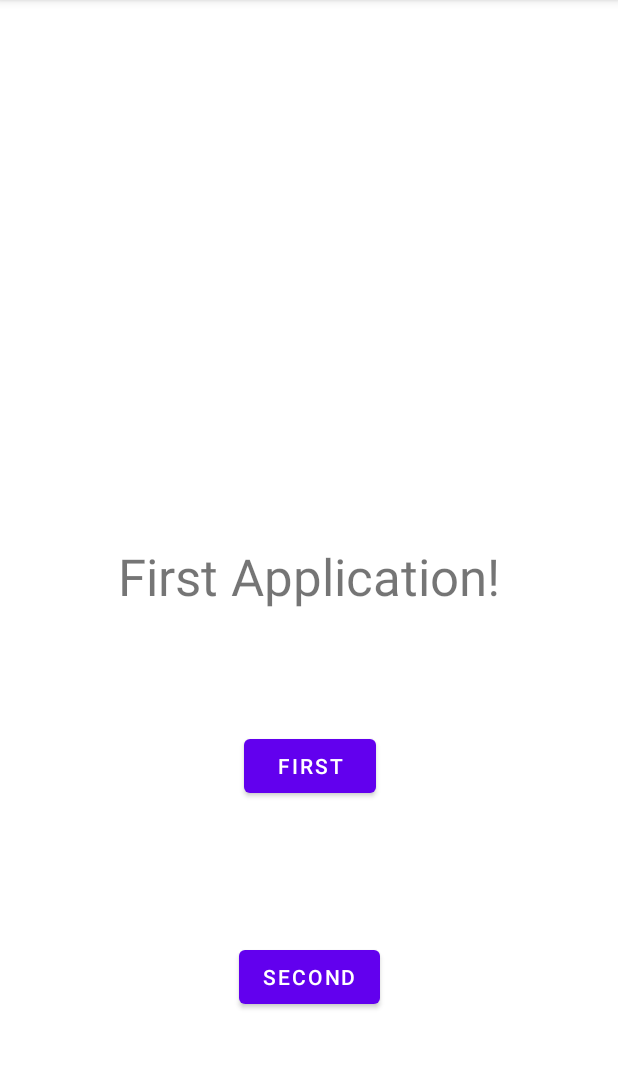
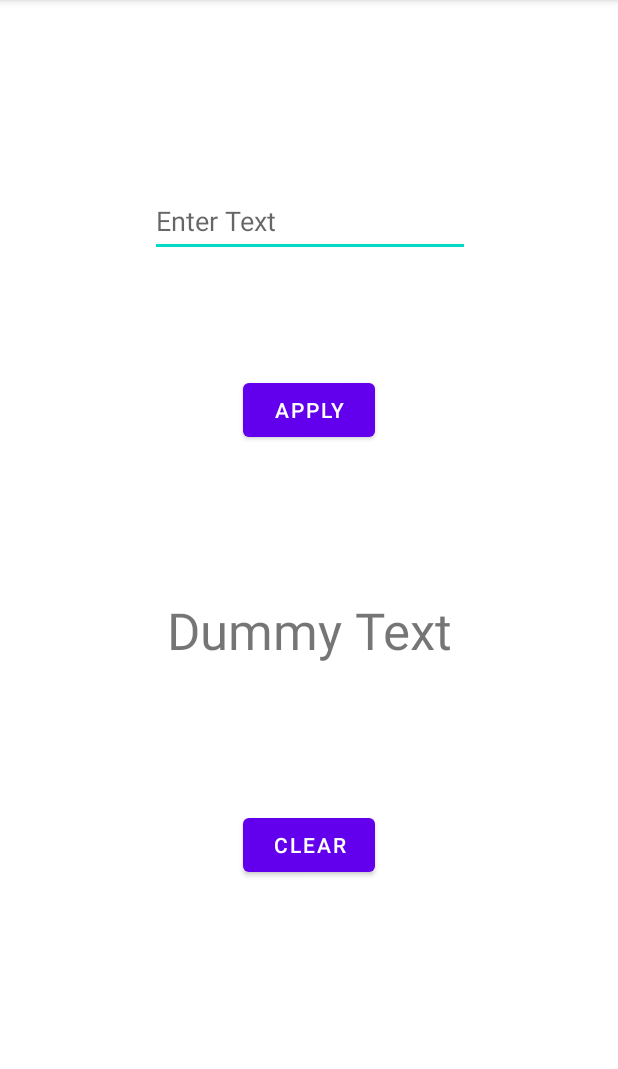
Before and after one commit to BSEF19M504/MobileComputingTask, an Android app: the screen it shows after launch (MainActivity), on a phone screen of 412 x 824 dp, the part 84-1153 px from its top. Run offline under Robolectric (Android 15) with nearby library versions, the light colour scheme and no system bars.

Commit message:
Added 2 more layouts and changed main activity

```diff
--- a/app/src/main/res/layout/activity_main.xml
+++ b/app/src/main/res/layout/activity_main.xml
@@ -10,34 +10,51 @@
         android:id="@+id/textView"
         android:layout_width="wrap_content"
         android:layout_height="wrap_content"
-        android:text="First Application!"
+        android:text="@string/first_application"
         android:textSize="34sp"
         app:layout_constraintBottom_toBottomOf="parent"
         app:layout_constraintLeft_toLeftOf="parent"
         app:layout_constraintRight_toRightOf="parent"
-        app:layout_constraintTop_toTopOf="parent" />
+        app:layout_constraintTop_toTopOf="parent"
+        app:layout_constraintVertical_bias="0.55" />
 
     <Button
         android:id="@+id/firstButton"
         android:layout_width="wrap_content"
         android:layout_height="wrap_content"
-        android:layout_marginTop="80dp"
-        android:text="First"
-        android:onClick="changeFirst"
+        android:layout_marginBottom="100dp"
+        android:text="@string/first"
+        app:layout_constraintBottom_toTopOf="@+id/textView"
         app:layout_constraintEnd_toEndOf="@+id/textView"
-        app:layout_constraintHorizontal_bias="0.503"
-        app:layout_constraintStart_toStartOf="@+id/textView"
-        app:layout_constraintTop_toBottomOf="@+id/textView" />
+        app:layout_constraintHorizontal_bias="0.497"
+        app:layout_constraintStart_toStartOf="@+id/textView" />
 
     <Button
         android:id="@+id/secondButton"
         android:layout_width="wrap_content"
         android:layout_height="wrap_content"
-        android:text="Second"
-        android:onClick="changeSecond"
+        android:text="@string/second"
         app:layout_constraintBottom_toBottomOf="parent"
         app:layout_constraintEnd_toEndOf="@+id/textView"
+        app:layout_constraintHorizontal_bias="0.497"
         app:layout_constraintStart_toStartOf="@+id/textView"
-        app:layout_constraintTop_toBottomOf="@+id/firstButton" />
+        app:layout_constraintTop_toBottomOf="@+id/firstButton"
+        app:layout_constraintVertical_bias="0.573" />
+
+    <EditText
+        android:id="@+id/editTextTextPersonName3"
+        android:layout_width="wrap_content"
+        android:layout_height="wrap_content"
+        android:autofillHints="name"
+        android:ems="10"
+        android:hint="@string/enter_text"
+        android:inputType="textPersonName"
+        android:minHeight="48dp"
+        app:layout_constraintBottom_toTopOf="@+id/firstButton"
+        app:layout_constraintEnd_toEndOf="@+id/textView"
+        app:layout_constraintHorizontal_bias="0.488"
+        app:layout_constraintStart_toStartOf="@+id/textView"
+        app:layout_constraintTop_toTopOf="parent"
+        app:layout_constraintVertical_bias="0.614" />
 
 </androidx.constraintlayout.widget.ConstraintLayout>
--- a/app/src/main/res/values/strings.xml
+++ b/app/src/main/res/values/strings.xml
@@ -1,3 +1,12 @@
 <resources>
     <string name="app_name">MobileComputingTask</string>
+    <string name="first_application">Dummy Text</string>
+    <string name="first">Apply</string>
+    <string name="second">Clear</string>
+    <string name="login_id">Login ID</string>
+    <string name="password">Password</string>
+    <string name="todo">TODO</string>
+    <string name="cancel">Cancel</string>
+    <string name="login">Login</string>
+    <string name="enter_text">Enter Text</string>
 </resources>
```
Also changed, not shown: app/src/main/java/com/example/mobilecomputingtask/MainActivity.java (+22 -4 lines), app/src/main/res/layout/calculator.xml (added, +191 -0 lines), app/src/main/res/layout/login.xml (added, +89 -0 lines).
